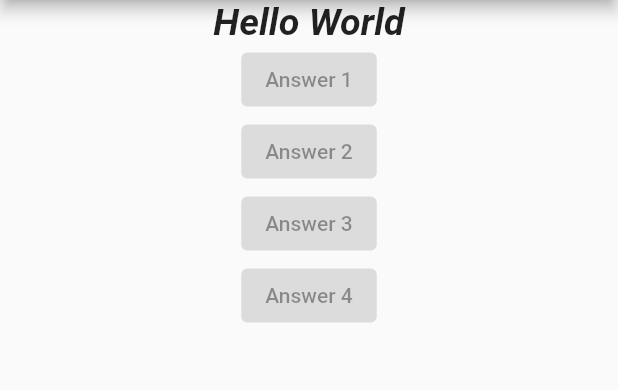
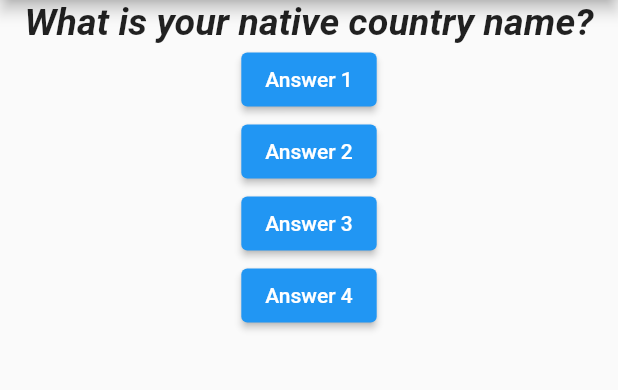
Before and after one commit to darshak-patel/quiz_app, a Flutter app: the screen it shows after launch, on a phone screen of 412 x 824 dp, the part 84-474 px from its top. Run offline on Flutter 3.47's test engine with Material 2 defaults, Android fonts, the phone set to English and light mode, and no system bars.

Commit message:
added Question file

```diff
--- a/lib/main.dart
+++ b/lib/main.dart
@@ -1,9 +1,28 @@
 import 'package:flutter/material.dart';
+import 'package:quiz_app/question.dart';
 
 void main() => runApp(const MyApp());
 
-class MyApp extends StatelessWidget {
+class MyApp extends StatefulWidget {
   const MyApp({Key? key}) : super(key: key);
+
+  @override
+  State<MyApp> createState() => _MyAppState();
+}
+
+class _MyAppState extends State<MyApp> {
+  var counter = 0;
+  final questions = [
+    "What is your native country name?",
+    "What is the name of programming language you are learning at present?",
+    "What is your favourite food?"
+  ];
+
+  incrementCounter() {
+    setState(() {
+      counter++;
+    });
+  }
 
   @override
   Widget build(BuildContext context) {
@@ -14,18 +33,17 @@ class MyApp extends StatelessWidget {
           title: const Text('Quiz App'),
         ),
         body: Column(
-          children: const [
+          children: [
             Center(
-              child: Text(
-                "Hello World",
-                style: TextStyle(fontWeight: FontWeight.bold, fontSize: 25, fontStyle: FontStyle.italic),
+              child: Question(
+                qText: questions[counter],
               ),
               widthFactor: double.infinity,
             ),
-            ElevatedButton(onPressed: null, child: Text("Answer 1")),
-            ElevatedButton(onPressed: null, child: Text("Answer 2")),
-            ElevatedButton(onPressed: null, child: Text("Answer 3")),
-            ElevatedButton(onPressed: null, child: Text("Answer 4"))
+            ElevatedButton(onPressed: incrementCounter, child: const Text("Answer 1")),
+            ElevatedButton(onPressed: incrementCounter, child: const Text("Answer 2")),
+            ElevatedButton(onPressed: incrementCounter, child: const Text("Answer 3")),
+            ElevatedButton(onPressed: incrementCounter, child: const Text("Answer 4"))
           ],
         ),
       ),
--- /dev/null
+++ b/lib/question.dart
@@ -0,0 +1,15 @@
+import 'package:flutter/material.dart';
+
+class Question extends StatelessWidget {
+  const Question({Key? key, this.qText}) : super(key: key);
+
+  final qText;
+
+  @override
+  Widget build(BuildContext context) {
+    return Text(
+      qText,
+      style: const TextStyle(fontWeight: FontWeight.bold, fontSize: 25, fontStyle: FontStyle.italic),
+    );
+  }
+}
```
